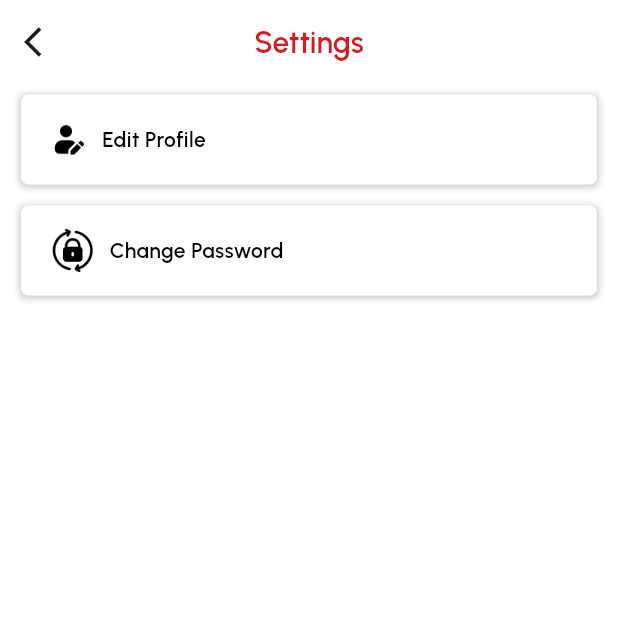
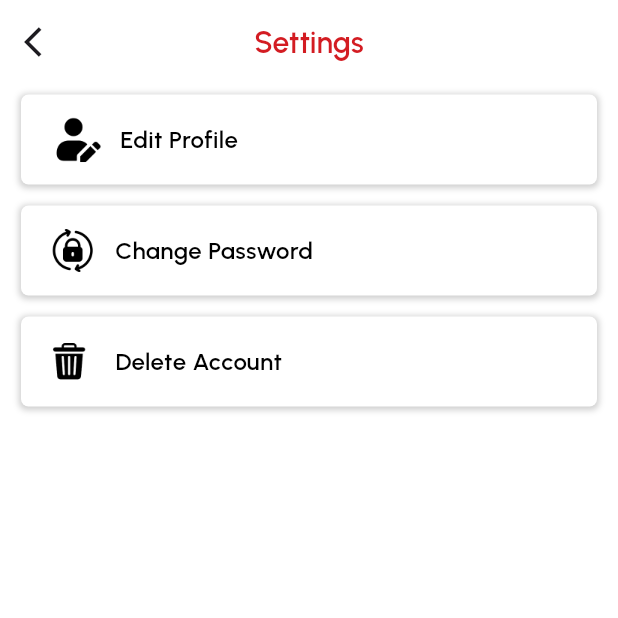
Before and after one commit to bdCalling-Sdt-hub/pet_app_extended, a Flutter app: the SettingsView screen opened directly, on a phone screen of 412 x 824 dp, the top half of it. Run offline on Flutter 3.47's test engine with Material 3 defaults, Android fonts, the phone set to English and light mode, and no system bars; our stand-ins replace cached_network_image, connectivity_plus, dotted_border, flutter_dotenv, flutter_screenutil, flutter_svg and 14 more; accounts and stored records are empty.

Commit message:
delete account done

```diff
--- a/lib/controllers/common_controller/setting/delete_account_controller.dart
+++ b/lib/controllers/common_controller/setting/delete_account_controller.dart
@@ -25,6 +25,7 @@ class DeleteAccountController extends GetxController{
     var response = await ApiService.deleteApi("${AppUrls.users}/${PrefsHelper.userId}", header: header);
 
     if(response.statusCode == 200){
+
       PrefsHelper.removeAllPrefData();
       Get.offAll(()=> SignupView());
       Utils.snackBarSuccessMessage("Success:", "Your account has been deleted!");
--- a/lib/core/dependency_injection.dart
+++ b/lib/core/dependency_injection.dart
@@ -1,4 +1,5 @@
 
+import 'package:felpus/Controllers/common_controller/setting/delete_account_controller.dart';
 import 'package:felpus/controllers/my_pet_controller.dart';
 import 'package:felpus/controllers/profile_controller.dart';
 import 'package:get/get.dart';
@@ -22,5 +23,6 @@ class DependencyInjection extends Bindings{
     Get.lazyPut(() => ForgotController(), fenix: true);
     Get.lazyPut(() => MyPetController(), fenix: true);
     Get.lazyPut(() => ProfileController(), fenix: true);
+    Get.lazyPut(() => DeleteAccountController(), fenix: true);
   }
 }
--- a/lib/utils/app_color/app_colors.dart
+++ b/lib/utils/app_color/app_colors.dart
@@ -4,6 +4,7 @@ class AppColors{
 
   static const mainColor = Color(0xffD31C22);
   static const secondaryColor = Color(0xfffdfdfd);
+  static const grayUltraLight = Color(0xffdddddd);
 
   //fixed color
   static const Color transparent = Colors.transparent;
--- a/lib/views/components/CustomPopUP/pop_up.dart
+++ b/lib/views/components/CustomPopUP/pop_up.dart
@@ -173,11 +173,11 @@ class PopUp {
                             child: CustomContainerButton(
                               text: "No".tr,
                               textColor: AppColors.black,
-                              borderColor: AppColors.mainColor,
-                              backgroundColor: AppColors.transparent,
+                              borderColor: AppColors.transparent,
+                              backgroundColor: AppColors.grayUltraLight,
                               isFillColor: false,
-                              borderRadius: 4,
-                              height: 48.h,
+                              borderRadius: 10.r,
+                              height: 32.h,
                               onTap: () => Get.back(),
                             ),
                           ),
@@ -189,8 +189,8 @@ class PopUp {
                               text: "Yes".tr,
                               textColor: AppColors.white,
                               backgroundColor: AppColors.mainColor,
-                              borderRadius: 4.r,
-                              height: 48.h,
+                              borderRadius: 10.r,
+                              height: 32.h,
                               onTap: () => DeleteAccountController.instance
                                   .deleteAccountRepo(),
                             ),
--- a/lib/views/screens/menu/views/settings_view.dart
+++ b/lib/views/screens/menu/views/settings_view.dart
@@ -1,4 +1,7 @@
 
+import 'package:felpus/extensions/extension.dart';
+import 'package:felpus/views/components/CustomPopUP/custom_pop_up.dart';
+import 'package:felpus/views/components/CustomPopUP/pop_up.dart';
 import 'package:flutter/material.dart';
 import 'package:get/get.dart';
 
@@ -54,17 +57,14 @@ class SettingsView extends GetView {
                   child: Padding(
                     padding: const EdgeInsets.symmetric(horizontal: 20.0),
                     child: Row(
-                      children: [
-                        Row(
+                      mainAxisAlignment: MainAxisAlignment.start,
                       children: [
                         Image.asset(
-                              AppImages.editUser,scale: 3,
+                          AppImages.editUser, scale: 2,
                           fit: BoxFit.fill,
                         ),
                         sw10,
-                            Text("Edit Profile",style: h3,),
-                          ],
-                        ),
+                        Text("Edit Profile",style: h2,),
                       ],
                     ),
                   ),
@@ -95,17 +95,53 @@ class SettingsView extends GetView {
                   child: Padding(
                     padding: const EdgeInsets.symmetric(horizontal: 20.0),
                     child: Row(
-                      children: [
-                        Row(
+                      mainAxisAlignment: MainAxisAlignment.start,
                       children: [
                         Image.asset(
                           AppImages.resetPassword,scale: 4,
                           fit: BoxFit.fill,
                         ),
-                            sw10,
-                            Text("Change Password",style: h3,),
+                        12.width,
+                        Text("Change Password",style: h2,),
                       ],
                     ),
+                  ),
+                ),
+              ),
+            ),
+            Padding(
+              padding: const EdgeInsets.symmetric(vertical: 7.0),
+              child: GestureDetector(
+                onTap: (){
+                  PopUp.deleteAccountPopUp();
+                  // Get.to(() => const PasswordChangeView());
+                },
+                child: Container(
+                  height: 60,
+                  decoration: BoxDecoration(
+                    borderRadius: BorderRadius.circular(5),
+                    color: AppColors.white,
+                    boxShadow: [
+                      BoxShadow(
+                        color: Colors.grey.withOpacity(0.5),
+                        spreadRadius: 1,
+                        blurRadius: 3,
+                        offset: const Offset(0, 1),
+                      ),
+                    ],
+
+                  ),
+                  child: Padding(
+                    padding: const EdgeInsets.symmetric(horizontal: 20.0),
+                    child: Row(
+                      mainAxisAlignment: MainAxisAlignment.start,
+                      children: [
+                        Image.asset(
+                          AppImages.deleteIcon,scale: 2,
+                          fit: BoxFit.fill,
+                        ),
+                        16.width,
+                        Text("Delete Account",style: h2,),
                       ],
                     ),
                   ),
```
Lines whose indentation alone changed are shown as unchanged.
